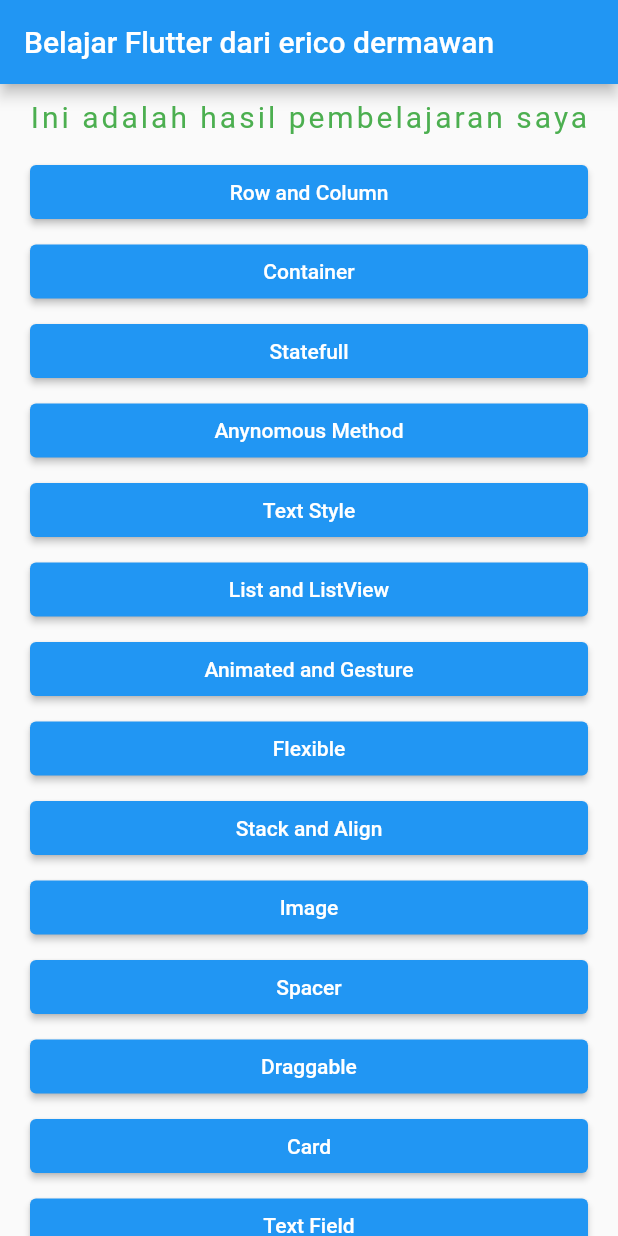
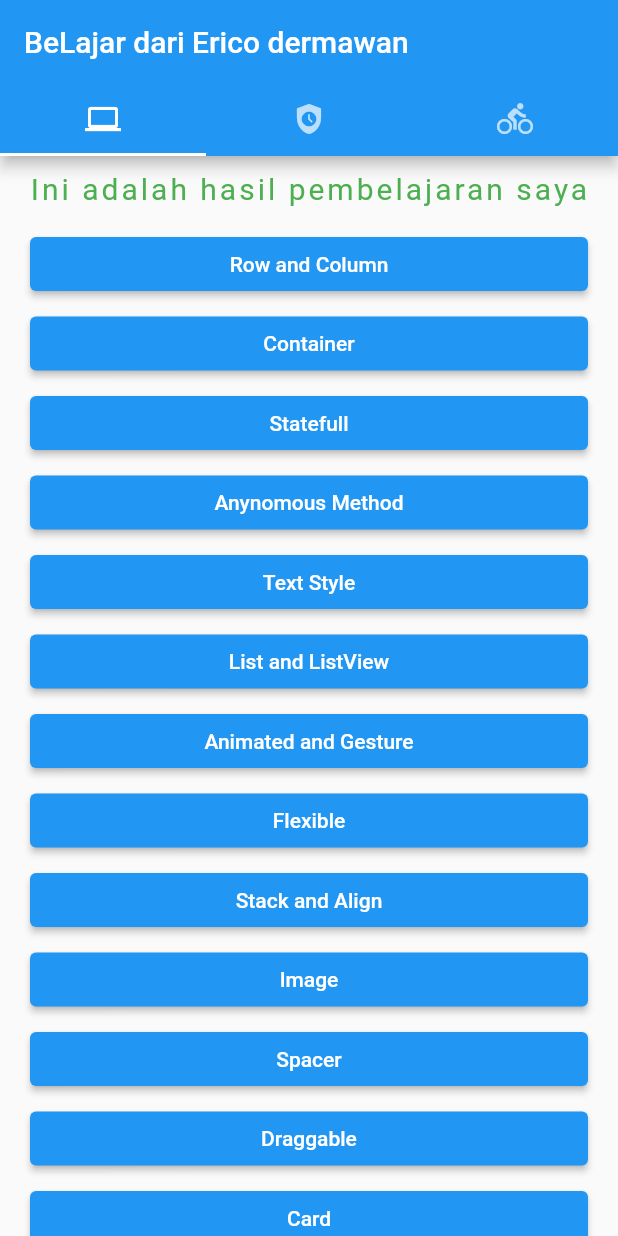
Before and after one commit to pardedeputra27/Belajar_flutter, a Flutter app: the screen it shows after launch, on a phone screen of 412 x 824 dp. Run offline on Flutter 3.47's test engine with Material 2 defaults, Android fonts, the phone set to English and light mode, and no system bars.

Commit message:
membuat tabbar di home,karena menggunakan navigator tidak bisa

```diff
--- a/lib/main.dart
+++ b/lib/main.dart
@@ -13,6 +13,7 @@ import 'package:flutter_application_2/Belajar/belajar_media_query.dart';
 import 'package:flutter_application_2/Belajar/belajar_row_dan_column.dart';
 import 'package:flutter_application_2/Belajar/belajar_spacer.dart';
 import 'package:flutter_application_2/Belajar/belajar_statefull.dart';
+
 import 'package:flutter_application_2/Belajar/belajar_textfield.dart';
 import 'package:flutter_application_2/Belajar/belajarlist_dan_listview.dart';
 import 'package:flutter_application_2/Belajar/draggable.dart';
@@ -29,15 +30,22 @@ class MyApp extends StatelessWidget {
 
   @override
   Widget build(BuildContext context) {
-    return MaterialApp(
+    return DefaultTabController(
+      length: 3,
+      child: MaterialApp(
         home: Scaffold(
             appBar: AppBar(
-          title: const Flexible(
-            flex: 1,
-            child: Text('Belajar Flutter dari erico dermawan'),
+              bottom: const TabBar(
+                tabs: [
+                  Tab(icon: Icon(Icons.computer)),
+                  Tab(icon: Icon(Icons.safety_check)),
+                  Tab(icon: Icon(Icons.directions_bike)),
+                ],
               ),
+              title: const Text('BeLajar dari Erico dermawan'),
             ),
-        body: ListView(children: [
+            body: TabBarView(children: [
+              ListView(children: [
                 Center(
                     child: Container(
                   margin: const EdgeInsets.only(top: 10, bottom: 10),
@@ -47,32 +55,45 @@ class MyApp extends StatelessWidget {
                         color: Colors.green, fontSize: 20, letterSpacing: 2),
                   ),
                 )),
-          containerList(context, 'Row and Column', const BelajarRowAndColumn()),
+                containerList(
+                    context, 'Row and Column', const BelajarRowAndColumn()),
                 containerList(context, 'Container', const BelajarContainer()),
                 containerList(context, 'Statefull', const BelajarStatefull()),
-          containerList(
-              context, 'Anynomous Method', const BelajarAnonymousMethod()),
+                containerList(context, 'Anynomous Method',
+                    const BelajarAnonymousMethod()),
                 containerList(context, 'Text Style', const BelajarTextStyle()),
-          containerList(
-              context, 'List and ListView', const BelajarListAndListview()),
+                containerList(context, 'List and ListView',
+                    const BelajarListAndListview()),
                 containerList(context, 'Animated and Gesture',
                     const BelajarAnimatedAndGesture()),
-          containerList(context, 'Flexible', const BelajarFlexibleWidget()),
+                containerList(
+                    context, 'Flexible', const BelajarFlexibleWidget()),
                 containerList(context, 'Stack and Align', const BelajarStack()),
                 containerList(context, 'Image', const BelajarImage()),
                 containerList(context, 'Spacer', const BelajarSpacer()),
                 containerList(context, 'Draggable', const BelajarDraggable()),
                 containerList(context, 'Card', const BelajarCard()),
                 containerList(context, 'Text Field', const BelajarTextField()),
-          containerList(context, 'Media Query', const BelajarMediaQuery()),
+                containerList(
+                    context, 'Media Query', const BelajarMediaQuery()),
                 containerList(
                     context, 'inkWell (buttonSendiri)', const BelajarInkwell()),
                 containerList(context, 'CostumCard', const BelajarCostumCard()),
                 containerList(context, 'Login Page', const BelajarLoginPage()),
+                containerList(context, 'HeroAndClipRRect',
+                    const BelajarHeroAndClipRRect()),
                 containerList(
-              context, 'HeroAndClipRRect', const BelajarHeroAndClipRRect()),
-          containerList(context, 'Appbar design', const BelajarDesignAppBar()),
+                    context, 'Appbar design', const BelajarDesignAppBar()),
               ]),
+              const Icon(
+                Icons.safety_check,
+                size: 200,
+              ),
+              const Icon(
+                Icons.directions_bike,
+                size: 200,
+              ),
+            ])),
       ),
     );
   }
```
Lines whose indentation alone changed are shown as unchanged.
